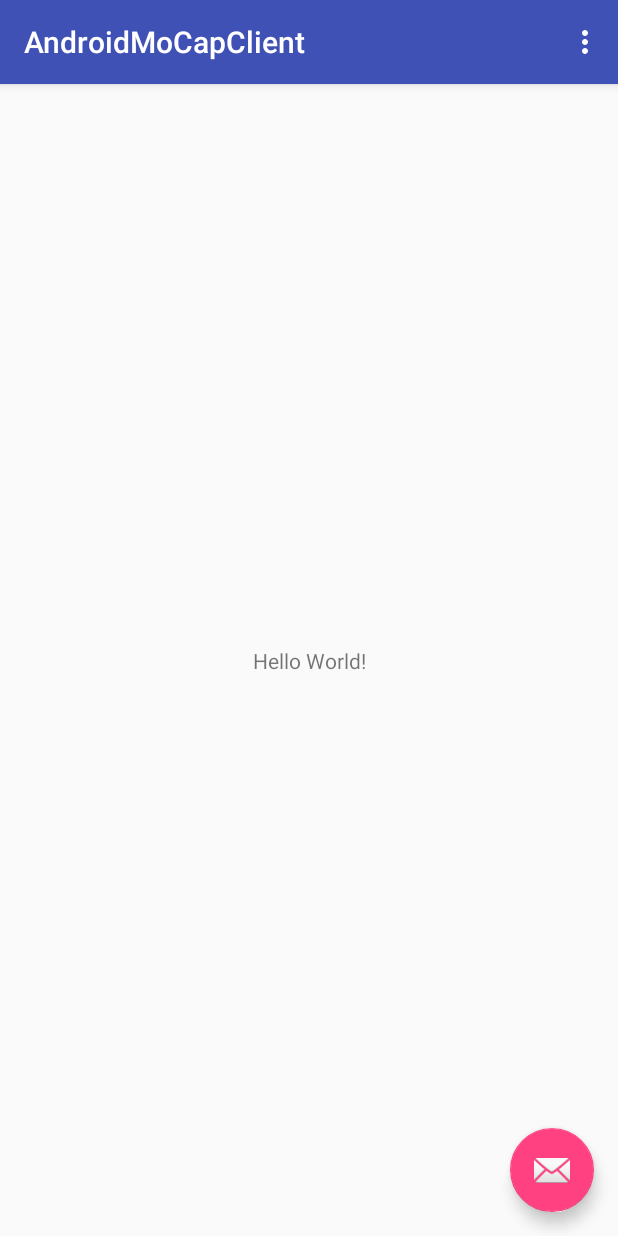
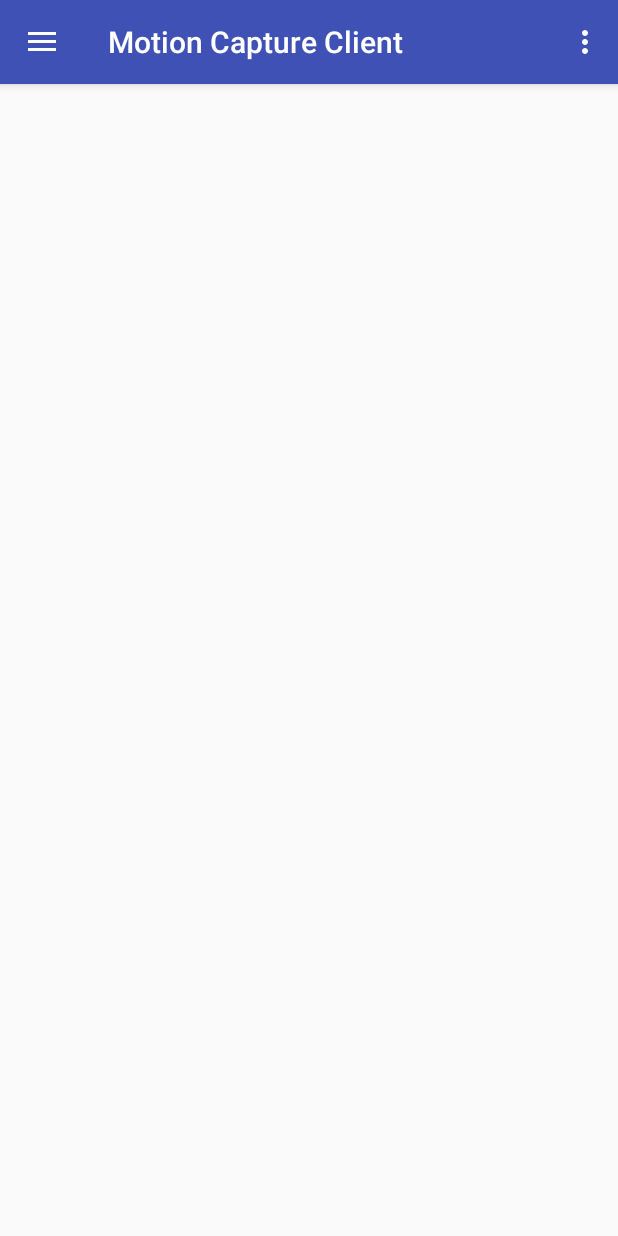
Before and after one commit to mockupThesis/android, an Android app: the screen it shows after launch (MainActivity), on a phone screen of 412 x 824 dp. Run offline under Robolectric (Android 15) with nearby library versions, the phone set to English and light mode, and no system bars.

Commit message:
MainDrawer skeleton

```diff
--- a/app/src/main/AndroidManifest.xml
+++ b/app/src/main/AndroidManifest.xml
@@ -19,7 +19,7 @@
                 <category android:name="android.intent.category.LAUNCHER" />
             </intent-filter>
         </activity>
-        <activity android:name=".app.ui.settings.SettingsActivity"></activity>
+        <activity android:name=".app.ui.settings.SettingsActivity" />
     </application>
 
 </manifest>
--- a/app/src/main/java/hu/webandmore/androidmocapclient/app/ui/main/MainActivity.java
+++ b/app/src/main/java/hu/webandmore/androidmocapclient/app/ui/main/MainActivity.java
@@ -1,6 +1,10 @@
 package hu.webandmore.androidmocapclient.app.ui.main;
 
 import android.os.Bundle;
+import android.support.design.widget.NavigationView;
+import android.support.v4.view.GravityCompat;
+import android.support.v4.widget.DrawerLayout;
+import android.support.v7.app.ActionBarDrawerToggle;
 import android.support.v7.app.AppCompatActivity;
 import android.support.v7.widget.Toolbar;
 import android.view.Menu;
@@ -8,9 +12,8 @@ import android.view.MenuItem;
 
 import hu.webandmore.androidmocapclient.R;
 
-public class MainActivity extends AppCompatActivity implements MainScreen {
-
-    private static String TAG = "MainActivity";
+public class MainActivity extends AppCompatActivity
+        implements NavigationView.OnNavigationItemSelectedListener {
 
     @Override
     protected void onCreate(Bundle savedInstanceState) {
@@ -19,17 +22,36 @@ public class MainActivity extends AppCompatActivity implements MainScreen {
         Toolbar toolbar = (Toolbar) findViewById(R.id.toolbar);
         setSupportActionBar(toolbar);
 
+        DrawerLayout drawer = (DrawerLayout) findViewById(R.id.drawer_layout);
+        ActionBarDrawerToggle toggle = new ActionBarDrawerToggle(
+                this, drawer, toolbar, R.string.navigation_drawer_open, R.string.navigation_drawer_close);
+        drawer.addDrawerListener(toggle);
+        toggle.syncState();
+
+        NavigationView navigationView = (NavigationView) findViewById(R.id.nav_view);
+        navigationView.setNavigationItemSelectedListener(this);
+    }
+
+    @Override
+    public void onBackPressed() {
+        DrawerLayout drawer = (DrawerLayout) findViewById(R.id.drawer_layout);
+        if (drawer.isDrawerOpen(GravityCompat.START)) {
+            drawer.closeDrawer(GravityCompat.START);
+        } else {
+            super.onBackPressed();
+        }
     }
 
     @Override
     public boolean onCreateOptionsMenu(Menu menu) {
-        getMenuInflater().inflate(R.menu.menu_main, menu);
+        getMenuInflater().inflate(R.menu.main, menu);
         return true;
     }
 
     @Override
     public boolean onOptionsItemSelected(MenuItem item) {
         int id = item.getItemId();
+
         if (id == R.id.action_settings) {
             return true;
         }
@@ -37,23 +59,21 @@ public class MainActivity extends AppCompatActivity implements MainScreen {
         return super.onOptionsItemSelected(item);
     }
 
+    @SuppressWarnings("StatementWithEmptyBody")
     @Override
-    public void checkMockupConnection() {
+    public boolean onNavigationItemSelected(MenuItem item) {
+        int id = item.getItemId();
 
-    }
+        if (id == R.id.nav_home) {
 
-    @Override
-    public void showMockupConnectionError() {
+        } else if (id == R.id.nav_settings) {
 
-    }
+        } else if (id == R.id.nav_debug) {
 
-    @Override
-    public void checkMqttConnection() {
+        }
 
-    }
-
-    @Override
-    public void showMqttConnectionError() {
-
+        DrawerLayout drawer = (DrawerLayout) findViewById(R.id.drawer_layout);
+        drawer.closeDrawer(GravityCompat.START);
+        return true;
     }
 }
--- /dev/null
+++ b/app/src/main/res/drawable/ic_bug_report.xml
@@ -0,0 +1,9 @@
+<vector xmlns:android="http://schemas.android.com/apk/res/android"
+        android:width="24dp"
+        android:height="24dp"
+        android:viewportWidth="24.0"
+        android:viewportHeight="24.0">
+    <path
+        android:fillColor="#FF000000"
+        android:pathData="M20,8h-2.81c-0.45,-0.78 -1.07,-1.45 -1.82,-1.96L17,4.41 15.59,3l-2.17,2.17C12.96,5.06 12.49,5 12,5c-0.49,0 -0.96,0.06 -1.41,0.17L8.41,3 7,4.41l1.62,1.63C7.88,6.55 7.26,7.22 6.81,8L4,8v2h2.09c-0.05,0.33 -0.09,0.66 -0.09,1v1L4,12v2h2v1c0,0.34 0.04,0.67 0.09,1L4,16v2h2.81c1.04,1.79 2.97,3 5.19,3s4.15,-1.21 5.19,-3L20,18v-2h-2.09c0.05,-0.33 0.09,-0.66 0.09,-1v-1h2v-2h-2v-1c0,-0.34 -0.04,-0.67 -0.09,-1L20,10L20,8zM14,16h-4v-2h4v2zM14,12h-4v-2h4v2z"/>
+</vector>
--- /dev/null
+++ b/app/src/main/res/drawable/ic_home.xml
@@ -0,0 +1,9 @@
+<vector xmlns:android="http://schemas.android.com/apk/res/android"
+        android:width="24dp"
+        android:height="24dp"
+        android:viewportWidth="24.0"
+        android:viewportHeight="24.0">
+    <path
+        android:fillColor="#FF000000"
+        android:pathData="M10,20v-6h4v6h5v-8h3L12,3 2,12h3v8z"/>
+</vector>
--- /dev/null
+++ b/app/src/main/res/drawable/ic_menu_manage.xml
@@ -0,0 +1,9 @@
+<vector xmlns:android="http://schemas.android.com/apk/res/android"
+    android:width="24dp"
+    android:height="24dp"
+    android:viewportHeight="24.0"
+    android:viewportWidth="24.0">
+    <path
+        android:fillColor="#FF000000"
+        android:pathData="M22.7,19l-9.1,-9.1c0.9,-2.3 0.4,-5 -1.5,-6.9 -2,-2 -5,-2.4 -7.4,-1.3L9,6 6,9 1.6,4.7C0.4,7.1 0.9,10.1 2.9,12.1c1.9,1.9 4.6,2.4 6.9,1.5l9.1,9.1c0.4,0.4 1,0.4 1.4,0l2.3,-2.3c0.5,-0.4 0.5,-1.1 0.1,-1.4z" />
+</vector>
--- a/app/src/main/res/layout/activity_main.xml
+++ b/app/src/main/res/layout/activity_main.xml
@@ -1,33 +1,25 @@
 <?xml version="1.0" encoding="utf-8"?>
-<android.support.design.widget.CoordinatorLayout xmlns:android="http://schemas.android.com/apk/res/android"
+<android.support.v4.widget.DrawerLayout xmlns:android="http://schemas.android.com/apk/res/android"
     xmlns:app="http://schemas.android.com/apk/res-auto"
     xmlns:tools="http://schemas.android.com/tools"
+    android:id="@+id/drawer_layout"
     android:layout_width="match_parent"
     android:layout_height="match_parent"
-    tools:context=".app.ui.main.MainActivity">
+    android:fitsSystemWindows="true"
+    tools:openDrawer="start">
 
-    <android.support.design.widget.AppBarLayout
+    <include
+        layout="@layout/app_bar_main"
         android:layout_width="match_parent"
-        android:layout_height="wrap_content"
-        android:theme="@style/AppTheme.AppBarOverlay">
+        android:layout_height="match_parent" />
 
-        <android.support.v7.widget.Toolbar
-            android:id="@+id/toolbar"
-            android:layout_width="match_parent"
-            android:layout_height="?attr/actionBarSize"
-            android:background="?attr/colorPrimary"
-            app:popupTheme="@style/AppTheme.PopupOverlay" />
+    <android.support.design.widget.NavigationView
+        android:id="@+id/nav_view"
+        android:layout_width="wrap_content"
+        android:layout_height="match_parent"
+        android:layout_gravity="start"
+        android:fitsSystemWindows="true"
+        app:headerLayout="@layout/nav_header_main"
+        app:menu="@menu/activity_main_drawer" />
 
-    </android.support.design.widget.AppBarLayout>
-
-    <include layout="@layout/content_main" />
-
-    <android.support.design.widget.FloatingActionButton
-        android:id="@+id/fab"
-        android:layout_width="wrap_content"
-        android:layout_height="wrap_content"
-        android:layout_gravity="bottom|end"
-        android:layout_margin="@dimen/fab_margin"
-        app:srcCompat="@android:drawable/ic_dialog_email" />
-
-</android.support.design.widget.CoordinatorLayout>
+</android.support.v4.widget.DrawerLayout>
--- /dev/null
+++ b/app/src/main/res/layout/app_bar_main.xml
@@ -0,0 +1,25 @@
+<?xml version="1.0" encoding="utf-8"?>
+<android.support.design.widget.CoordinatorLayout xmlns:android="http://schemas.android.com/apk/res/android"
+    xmlns:app="http://schemas.android.com/apk/res-auto"
+    xmlns:tools="http://schemas.android.com/tools"
+    android:layout_width="match_parent"
+    android:layout_height="match_parent"
+    tools:context="hu.webandmore.androidmocapclient.app.ui.main.MainActivity">
+
+    <android.support.design.widget.AppBarLayout
+        android:layout_width="match_parent"
+        android:layout_height="wrap_content"
+        android:theme="@style/AppTheme.AppBarOverlay">
+
+        <android.support.v7.widget.Toolbar
+            android:id="@+id/toolbar"
+            android:layout_width="match_parent"
+            android:layout_height="?attr/actionBarSize"
+            android:background="?attr/colorPrimary"
+            app:popupTheme="@style/AppTheme.PopupOverlay" />
+
+    </android.support.design.widget.AppBarLayout>
+
+    <include layout="@layout/content_main" />
+
+</android.support.design.widget.CoordinatorLayout>
--- a/app/src/main/res/layout/content_main.xml
+++ b/app/src/main/res/layout/content_main.xml
@@ -5,16 +5,7 @@
     android:layout_width="match_parent"
     android:layout_height="match_parent"
     app:layout_behavior="@string/appbar_scrolling_view_behavior"
-    tools:context=".app.ui.main.MainActivity"
-    tools:showIn="@layout/activity_main">
-
-    <TextView
-        android:layout_width="wrap_content"
-        android:layout_height="wrap_content"
-        android:text="Hello World!"
-        app:layout_constraintBottom_toBottomOf="parent"
-        app:layout_constraintLeft_toLeftOf="parent"
-        app:layout_constraintRight_toRightOf="parent"
-        app:layout_constraintTop_toTopOf="parent" />
+    tools:context="hu.webandmore.androidmocapclient.app.ui.main.MainActivity"
+    tools:showIn="@layout/app_bar_main">
 
 </android.support.constraint.ConstraintLayout>
--- /dev/null
+++ b/app/src/main/res/menu/activity_main_drawer.xml
@@ -0,0 +1,23 @@
+<?xml version="1.0" encoding="utf-8"?>
+<menu xmlns:android="http://schemas.android.com/apk/res/android"
+    xmlns:tools="http://schemas.android.com/tools"
+    tools:showIn="navigation_view">
+
+    <group android:checkableBehavior="single">
+        <item
+            android:id="@+id/nav_home"
+            android:icon="@drawable/ic_home"
+            android:title="Main" />
+
+        <item
+            android:id="@+id/nav_settings"
+            android:icon="@drawable/ic_menu_manage"
+            android:title="Settings" />
+
+        <item
+            android:id="@+id/nav_debug"
+            android:icon="@drawable/ic_bug_report"
+            android:title="Debug" />
+    </group>
+
+</menu>
--- /dev/null
+++ b/app/src/main/res/menu/main.xml
@@ -0,0 +1,9 @@
+<?xml version="1.0" encoding="utf-8"?>
+<menu xmlns:android="http://schemas.android.com/apk/res/android"
+    xmlns:app="http://schemas.android.com/apk/res-auto">
+    <item
+        android:id="@+id/action_settings"
+        android:orderInCategory="100"
+        android:title="@string/action_settings"
+        app:showAsAction="never" />
+</menu>
--- /dev/null
+++ b/app/src/main/res/values-v21/styles.xml
@@ -0,0 +1 @@
+<resources></resources>
--- a/app/src/main/res/values/dimens.xml
+++ b/app/src/main/res/values/dimens.xml
@@ -1,3 +1,8 @@
 <resources>
     <dimen name="fab_margin">16dp</dimen>
+    <!-- Default screen margins, per the Android Design guidelines. -->
+    <dimen name="activity_horizontal_margin">16dp</dimen>
+    <dimen name="activity_vertical_margin">16dp</dimen>
+    <dimen name="nav_header_vertical_spacing">8dp</dimen>
+    <dimen name="nav_header_height">176dp</dimen>
 </resources>
--- a/app/src/main/res/values/strings.xml
+++ b/app/src/main/res/values/strings.xml
@@ -1,7 +1,12 @@
 <resources>
-    <string name="app_name">AndroidMoCapClient</string>
+    <string name="app_name">Motion Capture Client</string>
     <string name="action_settings">Settings</string>
 
     <!-- TODO: Remove or change this placeholder text -->
     <string name="hello_blank_fragment">Hello blank fragment</string>
+    <string name="title_activity_main">MainActivity</string>
+
+    <string name="navigation_drawer_open">Open navigation drawer</string>
+    <string name="navigation_drawer_close">Close navigation drawer</string>
+
 </resources>
```
Also changed, not shown: app/src/main/res/drawable/side_nav_bar.xml (added, +9 -0 lines), app/src/main/res/layout/nav_header_main.xml (added, +30 -0 lines).
